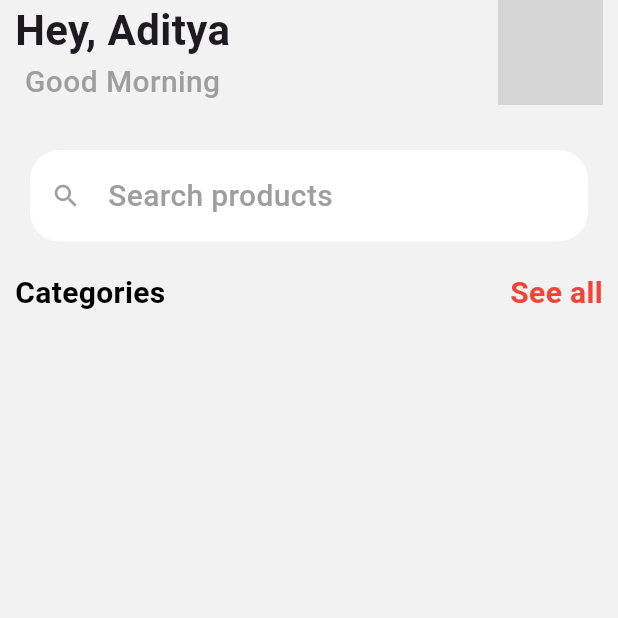
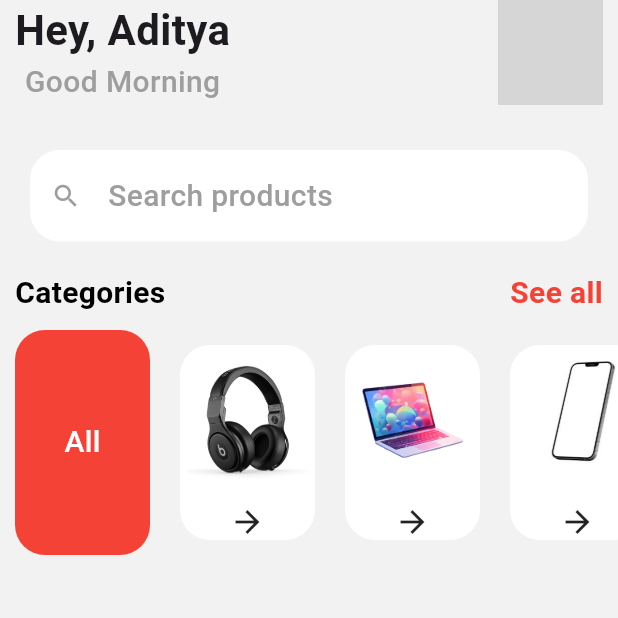
Before and after one commit to Aditya073/ecommerce_app, a Flutter app: the HomePage screen opened directly, on a phone screen of 412 x 824 dp, the top half of it. Run offline on Flutter 3.47's test engine with Material 3 defaults, Android fonts, the phone set to English and light mode, and no system bars; grey boxes are pictures that could not be loaded.

Commit message:
working on home page

```diff
--- a/lib/pages/home_page.dart
+++ b/lib/pages/home_page.dart
@@ -1,7 +1,20 @@
 import 'package:flutter/material.dart';
 
-class HomePage extends StatelessWidget {
+class HomePage extends StatefulWidget {
   const HomePage({super.key});
+
+  @override
+  State<HomePage> createState() => _HomePageState();
+}
+
+class _HomePageState extends State<HomePage> {
+  List categories = [
+    "images/headphones.png",
+    "images/laptop_.png",
+    "images/phone_.jpg",
+    "images/tv_.jpg",
+  ];
+  bool? isSelected;
 
   @override
   Widget build(BuildContext context) {
@@ -105,9 +118,77 @@ class HomePage extends StatelessWidget {
                 ],
               ),
             ),
+
+            Row(
+              children: [
+                Container(
+                  margin: EdgeInsets.all(10),
+                  height: 150,
+                  width: 90,
+                  decoration: BoxDecoration(
+                    color: Colors.red,
+                    borderRadius: BorderRadius.circular(20),
+                  ),
+                  child: Column(
+                    mainAxisAlignment: MainAxisAlignment.center,
+                    children: [
+                      Text(
+                        'All',
+                        style: TextStyle(
+                          fontSize: 20,
+                          fontWeight: FontWeight.w500,
+                          color: Colors.white,
+                        ),
+                      ),
+                    ],
+                  ),
+                ),
+                Expanded(
+                  child: SizedBox(
+                    // margin: EdgeInsets.only(left: 20),
+                    height: 150,
+                    child: ListView.builder(
+                      scrollDirection: Axis.horizontal,
+                      itemCount: categories.length,
+                      itemBuilder: (BuildContext context, int index) {
+                        return categorieCard(image: categories[index]);
+                      },
+                    ),
+                  ),
+                ),
+              ],
+            ),
           ],
         ),
       ),
     );
   }
 }
+
+class categorieCard extends StatelessWidget {
+  String image;
+
+  categorieCard({super.key, required this.image});
+  @override
+  Widget build(BuildContext context) {
+    return Container(
+      margin: EdgeInsets.all(10),
+      // height: 90,
+      width: 90,
+      decoration: BoxDecoration(
+        color: Colors.white,
+        borderRadius: BorderRadius.circular(20),
+      ),
+      child: Column(
+        children: [
+          Padding(
+            padding: const EdgeInsets.only(top: 10, right: 5, left: 5),
+            child: Image.asset(image),
+          ),
+          const Spacer(),
+          Icon(Icons.arrow_forward),
+        ],
+      ),
+    );
+  }
+}
```
Also changed, not shown: images/laptop_.png (added), images/phone_.jpg (added), images/tv_.jpg (added).
